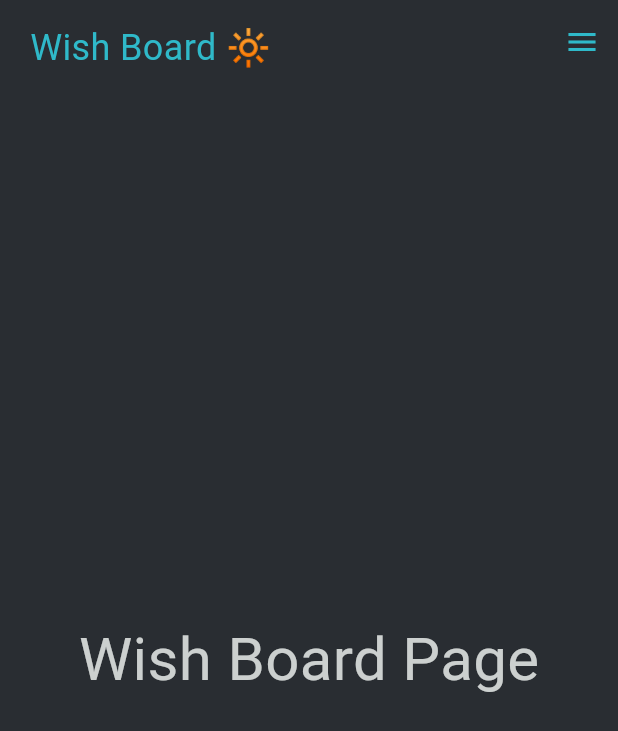
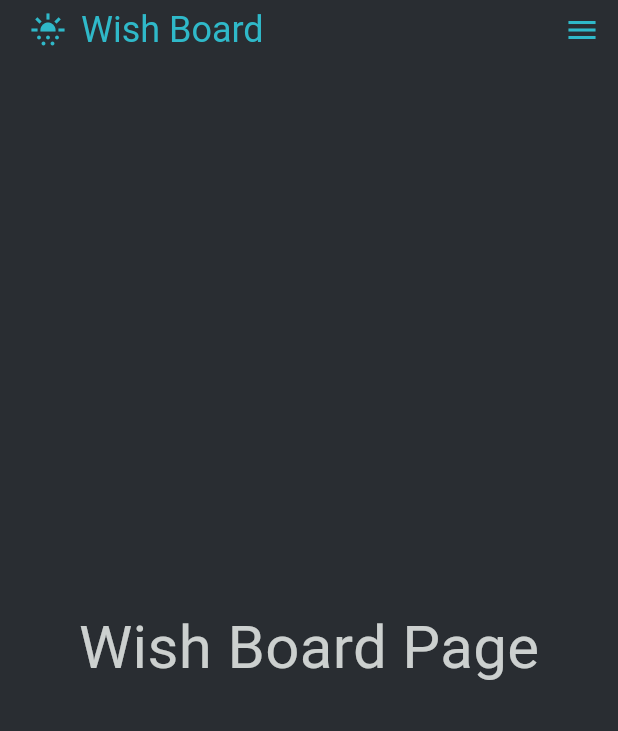
Before and after one commit to Fu11Focus/my_planning_app, a Flutter app: the screen it shows after launch, on a phone screen of 412 x 824 dp. Shown: the top 731 px of the screen. Run offline on Flutter 3.47's test engine with Material 3 defaults, Android fonts, the phone set to English and light mode, and no system bars.

Commit message:
add MyAppBar

```diff
--- a/lib/main.dart
+++ b/lib/main.dart
@@ -7,6 +7,7 @@ import 'package:flutter_tests/pages/projects_page.dart';
 import 'package:flutter_tests/pages/settings_page.dart';
 import 'package:flutter_tests/pages/statistics_page.dart';
 import 'package:flutter_tests/pages/today_page.dart';
+import 'package:flutter_tests/util/main_theme.dart';
 import 'pages/wish_board_page.dart';
 
 void main() {
@@ -19,6 +20,7 @@ class MyApp extends StatelessWidget {
   @override
   Widget build(BuildContext context) {
     return MaterialApp(
+      theme: mainTheme(),
       debugShowCheckedModeBanner: false,
       home: const WishBoardPage(),
       routes: {
--- a/lib/pages/notes_page.dart
+++ b/lib/pages/notes_page.dart
@@ -12,7 +12,7 @@ class Notes extends StatelessWidget {
       drawerScrimColor: Colors.transparent,
       appBar: AppBar(
         leading: Container(
-            margin: const EdgeInsets.only(left: 20, top: 15),
+            margin: const EdgeInsets.only(left: 20),
             child: Row(
               children: [
                 const Icon(
--- a/lib/pages/wish_board_page.dart
+++ b/lib/pages/wish_board_page.dart
@@ -1,6 +1,5 @@
-// ignore_for_file: prefer_const_constructors
-
 import 'package:flutter/material.dart';
+import 'package:flutter_tests/util/my_appbar.dart';
 import 'package:flutter_tests/util/right_menu.dart';
 
 class WishBoardPage extends StatelessWidget {
@@ -8,29 +7,13 @@ class WishBoardPage extends StatelessWidget {
 
   @override
   Widget build(BuildContext context) {
-    return Scaffold(
-      backgroundColor: Color(0xff292d32),
+    return const Scaffold(
       endDrawer: RightMenu(thisPage: 'Whish Board'),
-      drawerScrimColor: Colors.transparent,
-      appBar: AppBar(
-        leading: Container(
-            margin: EdgeInsets.only(left: 20, top: 15),
-            child: Text(
-              'Wish Board 🔆',
-              style: TextStyle(
-                fontSize: 24,
-                color: Color(0xff2fb9c9),
-              ),
-            )),
-        leadingWidth: 200,
-        automaticallyImplyLeading: false,
-        iconTheme: IconThemeData(
-          color: const Color(0xff2fb9c9), //change color on your need
-        ),
-        backgroundColor: Color(0xff292d32),
-        elevation: 0,
+      appBar: MyAppBar(
+        icon: Icons.sunny_snowing,
+        text: 'Wish Board',
       ),
-      body: const Center(
+      body: Center(
           child: Text('Wish Board Page',
               style: TextStyle(
                 fontSize: 40,
--- a/lib/util/color_palette.dart
+++ b/lib/util/color_palette.dart
@@ -1,9 +1,7 @@
 import 'dart:ui' show Color;
 
-var colorsPalette = (
-  bg: const Color(0xff292d32),
-  shadowDark: const Color(0xff1d1f21),
-  shadowLight: const Color(0xff30343a),
-  txt: const Color(0xffccd0cf),
-  brand: const Color(0xff2fb9c9),
-);
+const Color bg = Color(0xff292d32);
+const Color shadowDark = Color(0xff1d1f21);
+const Color shadowLight = Color(0xff30343a);
+const Color txt = Color(0xffccd0cf);
+const Color brand = Color(0xff2fb9c9);
--- /dev/null
+++ b/lib/util/main_theme.dart
@@ -0,0 +1,16 @@
+import 'package:flutter/material.dart';
+import 'package:flutter_tests/util/color_palette.dart';
+
+ThemeData mainTheme() => ThemeData(
+      drawerTheme: const DrawerThemeData(
+        scrimColor: Colors.transparent,
+      ),
+      appBarTheme: const AppBarTheme(
+        elevation: 0,
+        toolbarTextStyle: TextStyle(fontSize: 24, color: brand),
+        iconTheme: IconThemeData(size: 24, color: brand),
+        color: bg,
+        foregroundColor: brand,
+      ),
+      scaffoldBackgroundColor: bg,
+    );
--- /dev/null
+++ b/lib/util/my_appbar.dart
@@ -0,0 +1,38 @@
+import 'package:flutter/material.dart';
+
+class MyAppBar extends StatelessWidget implements PreferredSizeWidget {
+  final String text;
+  final IconData icon;
+  final double preferredHeight;
+
+  const MyAppBar(
+      {Key? key,
+      required this.icon,
+      required this.text,
+      this.preferredHeight = 40})
+      : super(key: key);
+
+  @override
+  Widget build(BuildContext context) {
+    return AppBar(
+      leading: Container(
+          margin: const EdgeInsets.only(left: 20),
+          child: Row(
+            children: [
+              Icon(icon),
+              Container(
+                width: 10,
+              ),
+              Text(
+                text,
+              ),
+            ],
+          )),
+      automaticallyImplyLeading: false,
+      leadingWidth: 200,
+    );
+  }
+
+  @override
+  Size get preferredSize => Size.fromHeight(preferredHeight);
+}
--- a/lib/util/right_menu.dart
+++ b/lib/util/right_menu.dart
@@ -30,7 +30,7 @@ class RightMenu extends StatelessWidget {
 
     return Container(
       width: 300,
-      margin: const EdgeInsets.symmetric(vertical: 150.0),
+      margin: const EdgeInsets.symmetric(vertical: 50.0),
       decoration: const BoxDecoration(
         borderRadius: BorderRadius.only(
           topLeft: Radius.circular(20),
--- a/notes_for_project.txt
+++ b/notes_for_project.txt
@@ -3,3 +3,4 @@
   - ✅когда выдвигается меню, страница под ним не должна менять цвет
   - цвет текста в инпуте во время ввода
   - загрузить шрифт из фигмы
+  - изменить анимацию появления страницы
```
